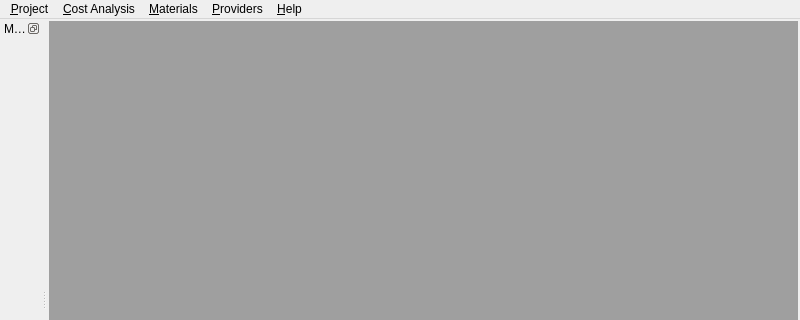
The window that Computos/mainwindowapplication.ui (diegowald/computos) describes before a commit, drawn with Qt 5; both pictures show x 0 to 800 and y 0 to 320 of the 800 by 600 pixel window.
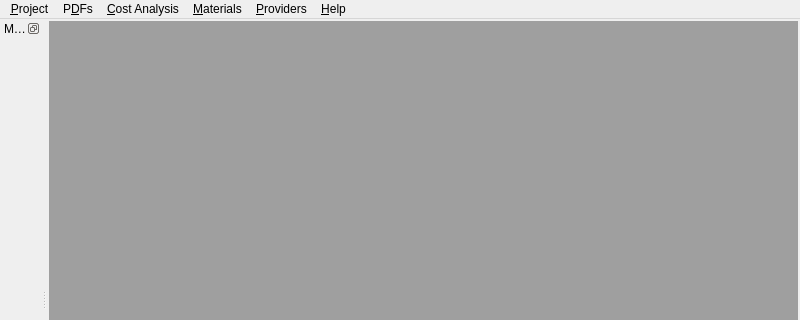
The same window after the commit. Icons and pictures are not drawn.

Commit message: Implemented Serialization functionality to Redlinging into the project. Needs work con Image Serialization. Added PDF menu to main application. This menu will allow adding and opening pdfs attached to a project.

```diff
--- a/Computos/mainwindowapplication.ui
+++ b/Computos/mainwindowapplication.ui
@@ -85,7 +85,16 @@
     </property>
     <addaction name="action_Compute"/>
    </widget>
+   <widget class="QMenu" name="menuP_DFs">
+    <property name="title">
+     <string>P&amp;DFs</string>
+    </property>
+    <addaction name="action_Add_PDF_Document"/>
+    <addaction name="actionOpen_PDF"/>
+    <addaction name="separator"/>
+   </widget>
    <addaction name="menu_File"/>
+   <addaction name="menuP_DFs"/>
    <addaction name="menu_Cost_Analysis"/>
    <addaction name="menuMaterials"/>
    <addaction name="menu_Providers"/>
```
Left out of the diff: 21 changed lines with no effect on the pictures. The commit also changes 36 other files.
